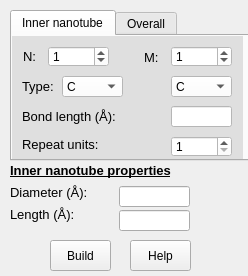
Old version of the form furiousatoms/forms/MWNT.ui in the repository nasimanousheh/furious-atoms.
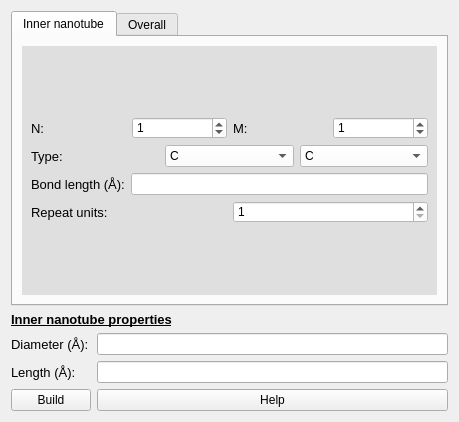
New version of the form. The open tabs and pages were chosen to show the change.

Commit message: Updated the MWNT widget

```diff
--- a/furiousatoms/forms/MWNT.ui
+++ b/furiousatoms/forms/MWNT.ui
@@ -6,79 +6,43 @@
    <rect>
     <x>0</x>
     <y>0</y>
-    <width>248</width>
-    <height>276</height>
+    <width>459</width>
+    <height>422</height>
    </rect>
   </property>
   <property name="windowTitle">
    <string>Form</string>
   </property>
-  <widget class="QPushButton" name="pushButton_help_build_MWNT">
-   <property name="geometry">
-    <rect>
-     <x>130</x>
-     <y>240</y>
-     <width>61</width>
-     <height>31</height>
-    </rect>
-   </property>
-   <property name="text">
-    <string>Help</string>
-   </property>
-  </widget>
-  <widget class="QPushButton" name="pushButton_build_MWNT">
-   <property name="geometry">
-    <rect>
-     <x>50</x>
-     <y>240</y>
-     <width>61</width>
-     <height>31</height>
-    </rect>
-   </property>
-   <property name="text">
-    <string>Build</string>
-   </property>
-  </widget>
+  <layout class="QGridLayout" name="gridLayout_7">
+   <item row="0" column="0">
   <widget class="QTabWidget" name="tabWidget">
-   <property name="geometry">
-    <rect>
-     <x>10</x>
-     <y>10</y>
-     <width>241</width>
-     <height>151</height>
-    </rect>
-   </property>
    <property name="currentIndex">
-    <number>1</number>
+      <number>0</number>
    </property>
    <widget class="QWidget" name="tab">
     <attribute name="title">
      <string>Inner nanotube</string>
     </attribute>
+      <layout class="QGridLayout" name="gridLayout_5">
+       <item row="0" column="0">
     <widget class="QWidget" name="SMNT" native="true">
-     <property name="geometry">
-      <rect>
-       <x>0</x>
-       <y>0</y>
-       <width>231</width>
-       <height>131</height>
-      </rect>
-     </property>
      <property name="autoFillBackground">
       <bool>false</bool>
      </property>
      <property name="styleSheet">
       <string notr="true">background-color: rgb(223, 223, 223);</string>
      </property>
+         <layout class="QGridLayout" name="gridLayout_16">
+          <item row="0" column="0">
+           <layout class="QGridLayout" name="gridLayout_15">
+            <item row="0" column="0">
+             <layout class="QGridLayout" name="gridLayout_14">
+              <item row="0" column="0">
+               <layout class="QGridLayout" name="gridLayout_13">
+                <item row="0" column="0">
+                 <layout class="QGridLayout" name="gridLayout_2">
+                  <item row="0" column="0">
      <widget class="QLabel" name="label_chirality_N_MWNT">
-      <property name="geometry">
-       <rect>
-        <x>11</x>
-        <y>10</y>
-        <width>21</width>
-        <height>21</height>
-       </rect>
-      </property>
       <property name="font">
        <font>
         <pointsize>10</pointsize>
@@ -88,51 +52,45 @@
        <string>N:</string>
       </property>
      </widget>
-     <widget class="QLabel" name="label_repeat_units_MWNT">
-      <property name="geometry">
-       <rect>
-        <x>10</x>
-        <y>98</y>
-        <width>81</width>
-        <height>21</height>
-       </rect>
-      </property>
+                  </item>
+                  <item row="0" column="1">
+                   <widget class="QSpinBox" name="spinBox_chirality_N_MWNT">
+                    <property name="styleSheet">
+                     <string notr="true">background-color: rgb(255, 255, 255);</string>
+                    </property>
+                    <property name="value">
+                     <number>1</number>
+                    </property>
+                   </widget>
+                  </item>
+                  <item row="0" column="2">
+                   <widget class="QLabel" name="label_chirality_M_MWNT">
       <property name="font">
        <font>
         <pointsize>10</pointsize>
        </font>
       </property>
       <property name="text">
-       <string>Repeat units:</string>
-      </property>
-     </widget>
-     <widget class="QLabel" name="label_bond_length_MWNT">
-      <property name="geometry">
-       <rect>
-        <x>10</x>
-        <y>70</y>
-        <width>101</width>
-        <height>20</height>
-       </rect>
-      </property>
-      <property name="font">
-       <font>
-        <pointsize>10</pointsize>
-       </font>
-      </property>
-      <property name="text">
-       <string>Bond length (Å):</string>
-      </property>
-     </widget>
+                     <string>M:</string>
+                    </property>
+                   </widget>
+                  </item>
+                  <item row="0" column="3">
+                   <widget class="QSpinBox" name="spinBox_chirality_M_MWNT">
+                    <property name="styleSheet">
+                     <string notr="true">background-color: rgb(255, 255, 255);</string>
+                    </property>
+                    <property name="value">
+                     <number>1</number>
+                    </property>
+                   </widget>
+                  </item>
+                 </layout>
+                </item>
+                <item row="1" column="0">
+                 <layout class="QGridLayout" name="gridLayout_10">
+                  <item row="0" column="0">
      <widget class="QLabel" name="label_type_MWNT">
-      <property name="geometry">
-       <rect>
-        <x>10</x>
-        <y>40</y>
-        <width>41</width>
-        <height>21</height>
-       </rect>
-      </property>
       <property name="font">
        <font>
         <pointsize>10</pointsize>
@@ -142,15 +100,9 @@
        <string>Type:</string>
       </property>
      </widget>
+                  </item>
+                  <item row="0" column="1">
      <widget class="QComboBox" name="comboBox_type1_MWNT">
-      <property name="geometry">
-       <rect>
-        <x>50</x>
-        <y>40</y>
-        <width>61</width>
-        <height>21</height>
-       </rect>
-      </property>
       <property name="styleSheet">
        <string notr="true">background-color: rgb(255, 255, 255);</string>
       </property>
@@ -170,97 +122,9 @@
        </property>
       </item>
      </widget>
-     <widget class="QLineEdit" name="lineEdit_bond_length_MWNT">
-      <property name="geometry">
-       <rect>
-        <x>159</x>
-        <y>70</y>
-        <width>61</width>
-        <height>21</height>
-       </rect>
-      </property>
-      <property name="styleSheet">
-       <string notr="true">background-color: rgb(255, 255, 255);</string>
-      </property>
-      <property name="clearButtonEnabled">
-       <bool>false</bool>
-      </property>
-     </widget>
-     <widget class="QLabel" name="label_chirality_M_MWNT">
-      <property name="geometry">
-       <rect>
-        <x>132</x>
-        <y>11</y>
-        <width>21</width>
-        <height>21</height>
-       </rect>
-      </property>
-      <property name="font">
-       <font>
-        <pointsize>10</pointsize>
-       </font>
-      </property>
-      <property name="text">
-       <string>M:</string>
-      </property>
-     </widget>
-     <widget class="QSpinBox" name="spinBox_chirality_N_MWNT">
-      <property name="geometry">
-       <rect>
-        <x>36</x>
-        <y>10</y>
-        <width>61</width>
-        <height>21</height>
-       </rect>
-      </property>
-      <property name="styleSheet">
-       <string notr="true">background-color: rgb(255, 255, 255);</string>
-      </property>
-      <property name="value">
-       <number>1</number>
-      </property>
-     </widget>
-     <widget class="QSpinBox" name="spinBox_chirality_M_MWNT">
-      <property name="geometry">
-       <rect>
-        <x>159</x>
-        <y>10</y>
-        <width>61</width>
-        <height>21</height>
-       </rect>
-      </property>
-      <property name="styleSheet">
-       <string notr="true">background-color: rgb(255, 255, 255);</string>
-      </property>
-      <property name="value">
-       <number>1</number>
-      </property>
-     </widget>
-     <widget class="QSpinBox" name="spinBox_repeat_units_MWNT">
-      <property name="geometry">
-       <rect>
-        <x>159</x>
-        <y>100</y>
-        <width>61</width>
-        <height>21</height>
-       </rect>
-      </property>
-      <property name="styleSheet">
-       <string notr="true">background-color: rgb(255, 255, 255);</string>
-      </property>
-      <property name="minimum">
-       <number>1</number>
-      </property>
-     </widget>
+                  </item>
+                  <item row="0" column="2">
      <widget class="QComboBox" name="comboBox_type2_MWNT">
-      <property name="geometry">
-       <rect>
-        <x>159</x>
-        <y>40</y>
-        <width>61</width>
-        <height>21</height>
-       </rect>
-      </property>
       <property name="styleSheet">
        <string notr="true">background-color: rgb(255, 255, 255);</string>
       </property>
@@ -280,36 +144,92 @@
        </property>
       </item>
      </widget>
-    </widget>
+                  </item>
+                 </layout>
+                </item>
+               </layout>
+              </item>
+              <item row="1" column="0">
+               <layout class="QGridLayout" name="gridLayout_12">
+                <item row="0" column="0">
+                 <widget class="QLabel" name="label_bond_length_MWNT">
+                  <property name="font">
+                   <font>
+                    <pointsize>10</pointsize>
+                   </font>
+                  </property>
+                  <property name="text">
+                   <string>Bond length (Å):</string>
+                  </property>
+                 </widget>
+                </item>
+                <item row="0" column="1">
+                 <widget class="QLineEdit" name="lineEdit_bond_length_MWNT">
+                  <property name="styleSheet">
+                   <string notr="true">background-color: rgb(255, 255, 255);</string>
+                  </property>
+                  <property name="clearButtonEnabled">
+                   <bool>false</bool>
+                  </property>
+                 </widget>
+                </item>
+               </layout>
+              </item>
+             </layout>
+            </item>
+            <item row="1" column="0">
+             <layout class="QGridLayout" name="gridLayout_11">
+              <item row="0" column="0">
+               <widget class="QLabel" name="label_repeat_units_MWNT">
+                <property name="font">
+                 <font>
+                  <pointsize>10</pointsize>
+                 </font>
+                </property>
+                <property name="text">
+                 <string>Repeat units:</string>
+                </property>
+               </widget>
+              </item>
+              <item row="0" column="1">
+               <widget class="QSpinBox" name="spinBox_repeat_units_MWNT">
+                <property name="styleSheet">
+                 <string notr="true">background-color: rgb(255, 255, 255);</string>
+                </property>
+                <property name="minimum">
+                 <number>1</number>
+                </property>
+               </widget>
+              </item>
+             </layout>
+            </item>
+           </layout>
+          </item>
+         </layout>
+        </widget>
+       </item>
+      </layout>
    </widget>
    <widget class="QWidget" name="tab_2">
     <attribute name="title">
      <string>Overall</string>
     </attribute>
+      <layout class="QGridLayout" name="gridLayout_6">
+       <item row="0" column="0">
     <widget class="QWidget" name="MWNT" native="true">
-     <property name="geometry">
-      <rect>
-       <x>0</x>
-       <y>0</y>
-       <width>231</width>
-       <height>231</height>
-      </rect>
-     </property>
      <property name="autoFillBackground">
       <bool>false</bool>
      </property>
      <property name="styleSheet">
       <string notr="true">background-color: rgb(223, 223, 223);</string>
      </property>
+         <layout class="QGridLayout" name="gridLayout_9">
+          <item row="0" column="0">
+           <layout class="QGridLayout" name="gridLayout_8">
+            <item row="0" column="0">
+             <layout class="QGridLayout" name="gridLayout_3">
+              <item row="0" column="0">
      <widget class="QLabel" name="label_num_walls_MWNT">
-      <property name="geometry">
-       <rect>
-        <x>11</x>
-        <y>9</y>
-        <width>101</width>
-        <height>21</height>
-       </rect>
-      </property>
       <property name="font">
        <font>
         <pointsize>10</pointsize>
@@ -319,49 +239,9 @@
        <string>Number of walls:</string>
       </property>
      </widget>
-     <widget class="QLabel" name="label_wall_separation_MWNT">
-      <property name="geometry">
-       <rect>
-        <x>10</x>
-        <y>37</y>
-        <width>121</width>
-        <height>20</height>
-       </rect>
-      </property>
-      <property name="font">
-       <font>
-        <pointsize>10</pointsize>
-       </font>
-      </property>
-      <property name="text">
-       <string>Wall separation (Å):</string>
-      </property>
-     </widget>
-     <widget class="QLineEdit" name="lineEdit_bond_length_SWNT_3">
-      <property name="geometry">
-       <rect>
-        <x>160</x>
-        <y>37</y>
-        <width>61</width>
-        <height>21</height>
-       </rect>
-      </property>
-      <property name="styleSheet">
-       <string notr="true">background-color: rgb(255, 255, 255);</string>
-      </property>
-      <property name="clearButtonEnabled">
-       <bool>false</bool>
-      </property>
-     </widget>
+              </item>
+              <item row="0" column="1">
      <widget class="QSpinBox" name="spinBox_num_walls_MWNT">
-      <property name="geometry">
-       <rect>
-        <x>160</x>
-        <y>10</y>
-        <width>61</width>
-        <height>21</height>
-       </rect>
-      </property>
       <property name="styleSheet">
        <string notr="true">background-color: rgb(255, 255, 255);</string>
       </property>
@@ -375,86 +255,48 @@
        <number>1</number>
       </property>
      </widget>
-    </widget>
-   </widget>
-  </widget>
-  <widget class="QLabel" name="Diameter_MWNT">
-   <property name="geometry">
-    <rect>
-     <x>10</x>
-     <y>182</y>
-     <width>81</width>
-     <height>21</height>
-    </rect>
-   </property>
+              </item>
+             </layout>
+            </item>
+            <item row="1" column="0">
+             <layout class="QGridLayout" name="gridLayout_4">
+              <item row="0" column="0">
+               <widget class="QLabel" name="label_wall_separation_MWNT">
    <property name="font">
     <font>
      <pointsize>10</pointsize>
     </font>
    </property>
    <property name="text">
-    <string>Diameter (Å):</string>
-   </property>
-  </widget>
-  <widget class="QLineEdit" name="lineEdit_diameter_MWNT">
-   <property name="geometry">
-    <rect>
-     <x>119</x>
-     <y>186</y>
-     <width>71</width>
-     <height>21</height>
-    </rect>
-   </property>
-   <property name="acceptDrops">
-    <bool>false</bool>
-   </property>
+                 <string>Wall separation (Å):</string>
+                </property>
+               </widget>
+              </item>
+              <item row="0" column="1">
+               <widget class="QLineEdit" name="lineEdit_bond_length_SWNT_3">
    <property name="styleSheet">
-    <string notr="true"/>
-   </property>
-   <property name="frame">
-    <bool>true</bool>
-   </property>
-   <property name="readOnly">
-    <bool>true</bool>
-   </property>
+                 <string notr="true">background-color: rgb(255, 255, 255);</string>
+                </property>
    <property name="clearButtonEnabled">
     <bool>false</bool>
    </property>
   </widget>
-  <widget class="QLineEdit" name="lineEdit_length_MWNT">
-   <property name="geometry">
-    <rect>
-     <x>119</x>
-     <y>210</y>
-     <width>71</width>
-     <height>21</height>
-    </rect>
-   </property>
-   <property name="acceptDrops">
-    <bool>false</bool>
-   </property>
-   <property name="styleSheet">
-    <string notr="true"/>
-   </property>
-   <property name="frame">
-    <bool>true</bool>
-   </property>
-   <property name="readOnly">
-    <bool>true</bool>
-   </property>
-   <property name="clearButtonEnabled">
-    <bool>false</bool>
-   </property>
-  </widget>
+              </item>
+             </layout>
+            </item>
+           </layout>
+          </item>
+         </layout>
+        </widget>
+       </item>
+      </layout>
+     </widget>
+    </widget>
+   </item>
+   <item row="1" column="0">
+    <layout class="QGridLayout" name="gridLayout">
+     <item row="0" column="0" colspan="2">
   <widget class="QLabel" name="label_properties_MWNT">
-   <property name="geometry">
-    <rect>
-     <x>10</x>
-     <y>160</y>
-     <width>191</width>
-     <height>21</height>
-    </rect>
-   </property>
    <property name="font">
     <font>
      <pointsize>10</pointsize>
@@ -467,15 +309,40 @@
     <string>Inner nanotube properties</string>
    </property>
   </widget>
+     </item>
+     <item row="1" column="0">
+      <widget class="QLabel" name="Diameter_MWNT">
+       <property name="font">
+        <font>
+         <pointsize>10</pointsize>
+        </font>
+       </property>
+       <property name="text">
+        <string>Diameter (Å):</string>
+       </property>
+      </widget>
+     </item>
+     <item row="1" column="1">
+      <widget class="QLineEdit" name="lineEdit_diameter_MWNT">
+       <property name="acceptDrops">
+        <bool>false</bool>
+       </property>
+       <property name="styleSheet">
+        <string notr="true"/>
+       </property>
+       <property name="frame">
+        <bool>true</bool>
+       </property>
+       <property name="readOnly">
+        <bool>true</bool>
+       </property>
+       <property name="clearButtonEnabled">
+        <bool>false</bool>
+       </property>
+      </widget>
+     </item>
+     <item row="2" column="0">
   <widget class="QLabel" name="label_length_MWNT">
-   <property name="geometry">
-    <rect>
-     <x>10</x>
-     <y>204</y>
-     <width>71</width>
-     <height>21</height>
-    </rect>
-   </property>
    <property name="font">
     <font>
      <pointsize>10</pointsize>
@@ -485,6 +352,43 @@
     <string>Length (Å):</string>
    </property>
   </widget>
+     </item>
+     <item row="2" column="1">
+      <widget class="QLineEdit" name="lineEdit_length_MWNT">
+       <property name="acceptDrops">
+        <bool>false</bool>
+       </property>
+       <property name="styleSheet">
+        <string notr="true"/>
+       </property>
+       <property name="frame">
+        <bool>true</bool>
+       </property>
+       <property name="readOnly">
+        <bool>true</bool>
+       </property>
+       <property name="clearButtonEnabled">
+        <bool>false</bool>
+       </property>
+      </widget>
+     </item>
+     <item row="3" column="0">
+      <widget class="QPushButton" name="pushButton_build_MWNT">
+       <property name="text">
+        <string>Build</string>
+       </property>
+      </widget>
+     </item>
+     <item row="3" column="1">
+      <widget class="QPushButton" name="pushButton_help_build_MWNT">
+       <property name="text">
+        <string>Help</string>
+       </property>
+      </widget>
+     </item>
+    </layout>
+   </item>
+  </layout>
  </widget>
  <resources/>
  <connections/>
```
Lines whose indentation alone changed are shown as unchanged.
